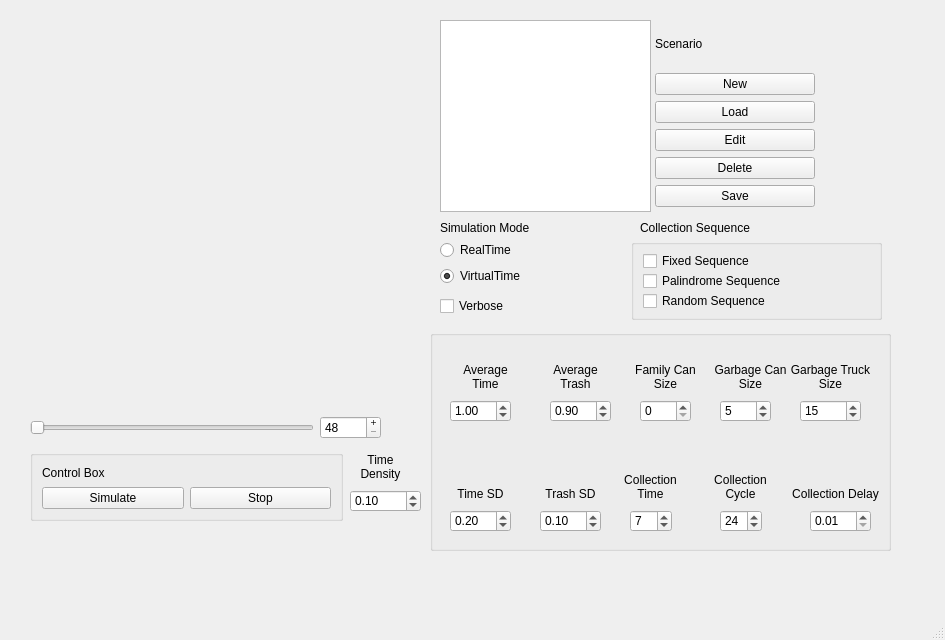
Before: the Qt Designer form PohangSim.ui in cbchoi/pohangsim, drawn with Qt 5.
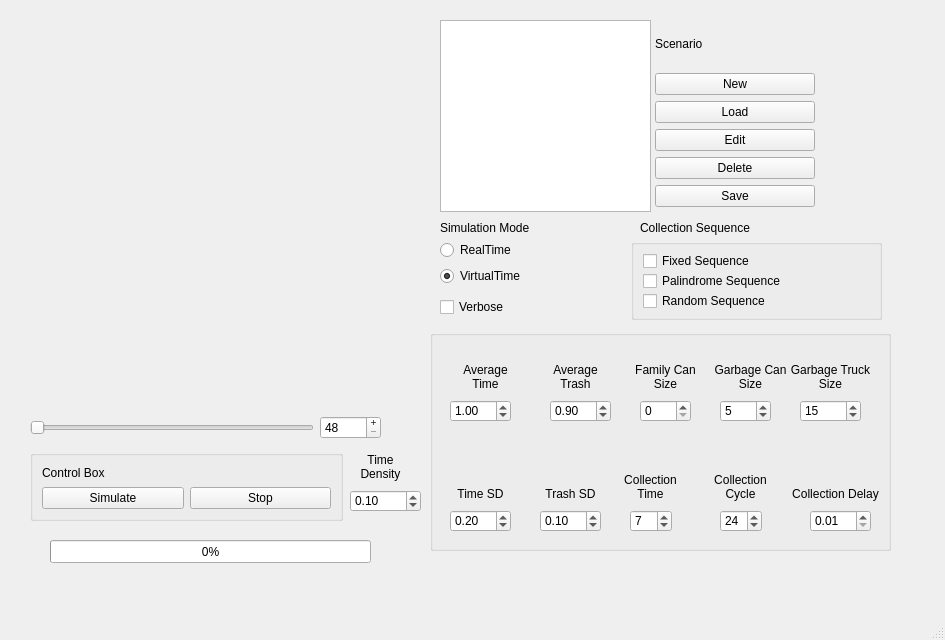
After: the same form once the commit is applied.

```diff
--- a/PohangSim.ui
+++ b/PohangSim.ui
@@ -65,7 +65,7 @@
       <x>440</x>
       <y>240</y>
       <width>160</width>
-      <height>81</height>
+      <height>83</height>
      </rect>
     </property>
     <layout class="QVBoxLayout" name="timeMode">
@@ -737,6 +737,22 @@
     </property>
     <layout class="QVBoxLayout" name="resultLayout"/>
    </widget>
+   <widget class="QProgressBar" name="progressBar">
+    <property name="geometry">
+     <rect>
+      <x>50</x>
+      <y>540</y>
+      <width>321</width>
+      <height>23</height>
+     </rect>
+    </property>
+    <property name="maximum">
+     <number>48</number>
+    </property>
+    <property name="value">
+     <number>0</number>
+    </property>
+   </widget>
   </widget>
   <widget class="QMenuBar" name="menubar">
    <property name="geometry">
```
Left out of the diff: 2 changed lines with no effect on the pictures.
